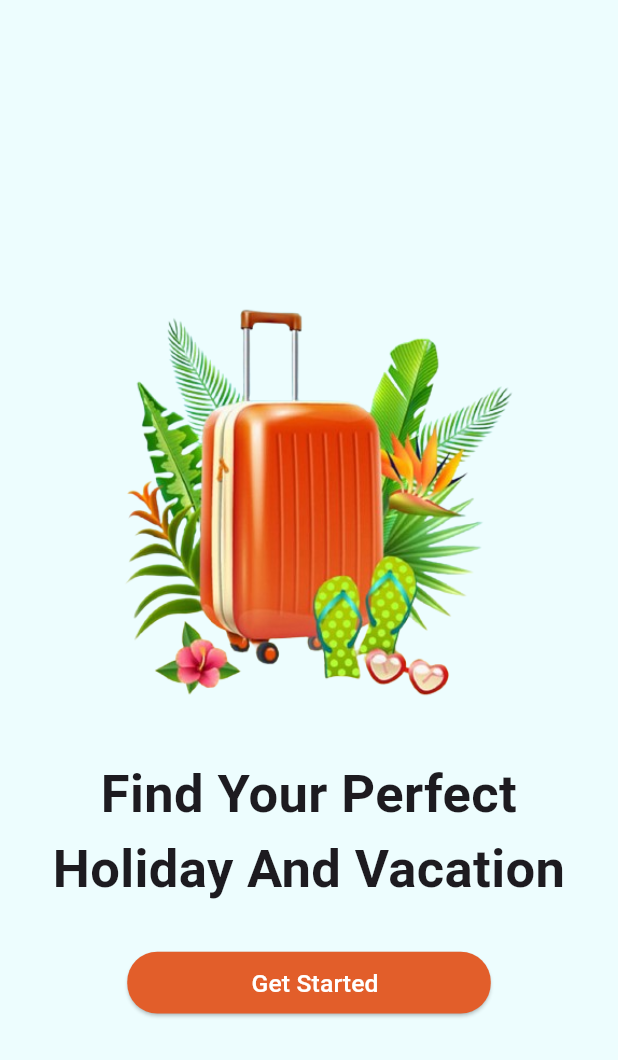
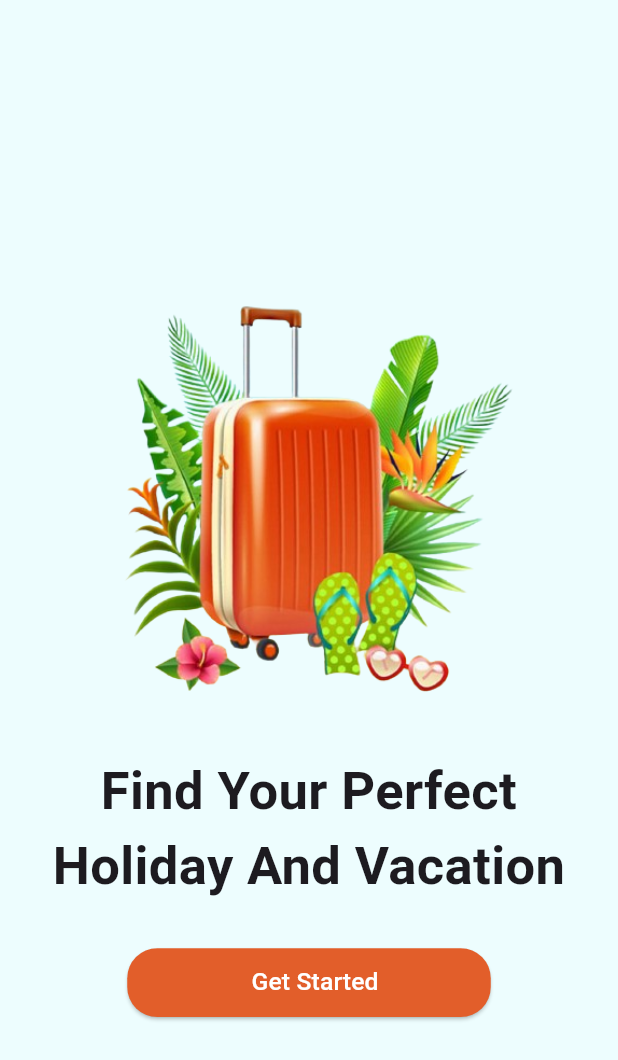
Before and after one commit to JafarSuleman/holiCalendar, a Flutter app: the screen it shows after launch, on a phone screen of 412 x 824 dp. Shown: the top 1060 px of the screen. Run offline on Flutter 3.47's test engine with Material 3 defaults, Android fonts, the light colour scheme and no system bars; our stand-ins replace flutter_local_notifications, flutter_typeahead, get_storage, google_mobile_ads, share, table_calendar; missing offline and left inert: android_alarm_manager_plus, flex_color_picker.

Commit message:
some changes in events

```diff
--- a/lib/get_started_screen.dart
+++ b/lib/get_started_screen.dart
@@ -34,7 +34,7 @@ class _GetStartedScreenState extends State<GetStartedScreen> {
                 const SizedBox(height: 30,),
                 CustomButton(
                     width: width/1.7,
-                    height: height/20,
+                    height: height/18,
                     buttonText: "Get Started",
                     onPressed: (){
                       Navigator.push(context,
--- a/lib/main.dart
+++ b/lib/main.dart
@@ -15,7 +15,6 @@ void main() async{
     DeviceOrientation.portraitUp,
   ]);
   loadads();
-
   runApp(const MyApp());
 }
 AppOpenAd? appOpenAd;
--- a/lib/next_screen.dart
+++ b/lib/next_screen.dart
@@ -567,7 +567,7 @@ class _NextScreenState extends State<NextScreen> {
                   const SizedBox(height: 50,),
                   CustomButton(
                     width: width/1.7,
-                    height: height/20,
+                    height: height/18,
                     buttonText: "Next",
                     onPressed: () async {
                       if (_formKey.currentState!.validate()) {
```
